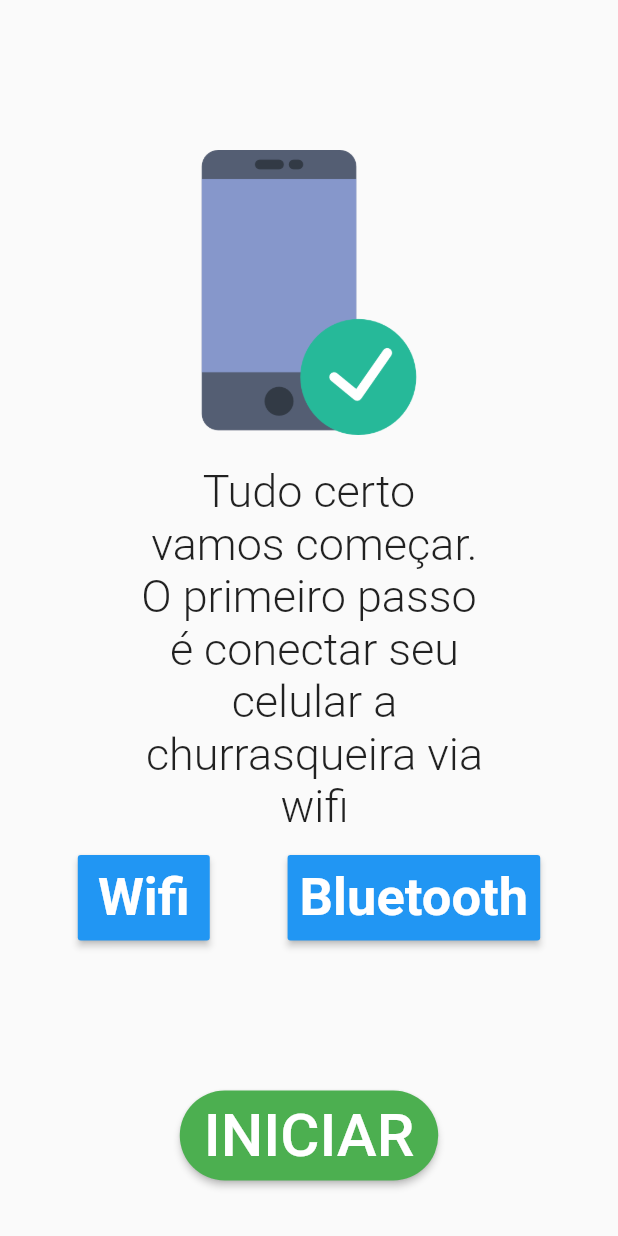
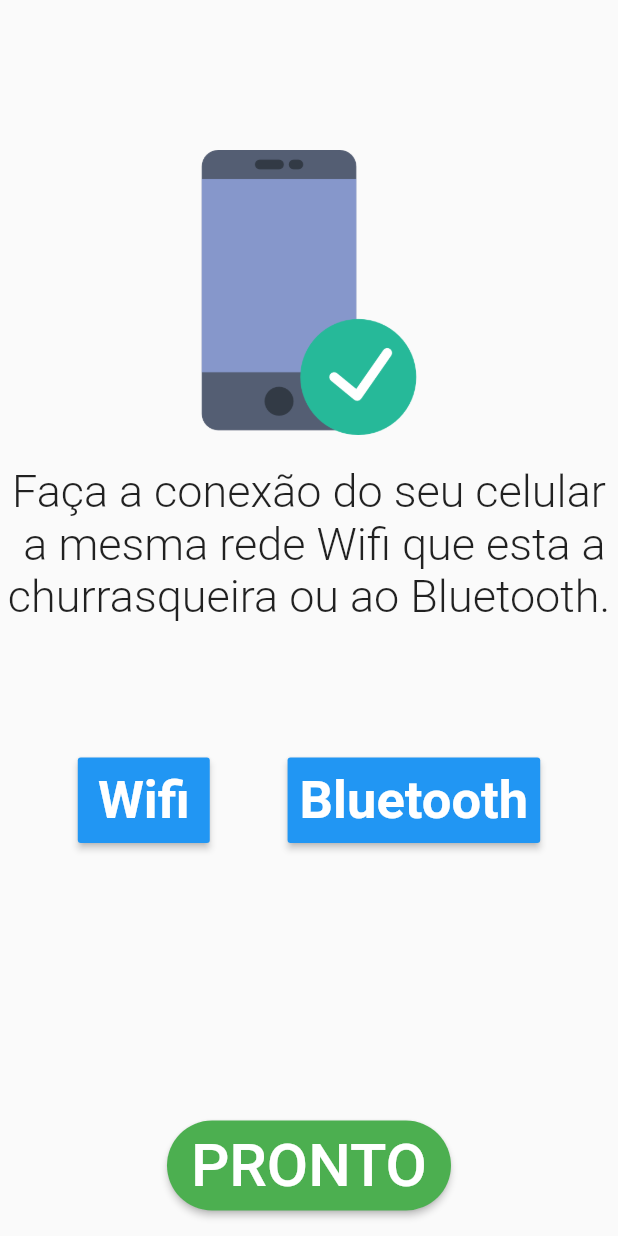
Before and after one commit to SmartMeat-UnB/smartmeat, a Flutter app: the TutorialWifi screen opened by its route, on a phone screen of 412 x 824 dp. Run offline on Flutter 3.47's test engine with Material 2 defaults, Android fonts, the phone set to English and light mode, and no system bars; our stand-ins replace image_cropper, image_picker, shared_preferences; missing offline and left inert: adhara_socket_io, system_setting; accounts and stored records are empty.

Commit message:
Modify text and button positions

```diff
--- a/lib/screens/tutorialWifi.dart
+++ b/lib/screens/tutorialWifi.dart
@@ -57,7 +57,7 @@ class _TutorialWifiState extends State<TutorialWifi> {
               mainAxisAlignment: MainAxisAlignment.center,
               crossAxisAlignment: CrossAxisAlignment.center,
               children: <Widget>[
-                Text("Tudo certo \n vamos começar.\nO primeiro passo\n é conectar seu\n celular a\n churrasqueira via\n wifi",
+                Text("Faça a conexão do seu celular\n a mesma rede Wifi que esta a \nchurrasqueira ou ao Bluetooth.",
                 style: TextStyle(fontSize: 30, fontWeight: FontWeight.w300 ),
                 textAlign: TextAlign.center,)
 
@@ -65,7 +65,7 @@ class _TutorialWifiState extends State<TutorialWifi> {
 
             ),
              SizedBox(
-                  height: 15,
+                  height: 90,
                 ),
             Row(
               mainAxisAlignment: MainAxisAlignment.spaceEvenly,
@@ -104,7 +104,7 @@ class _TutorialWifiState extends State<TutorialWifi> {
               ]
             ),
             SizedBox(
-              height: 100,
+              height: 185,
             ),
             Row(
               mainAxisAlignment: MainAxisAlignment.center,
@@ -114,7 +114,7 @@ class _TutorialWifiState extends State<TutorialWifi> {
                   minWidth: 100.0,
                   height: 60.0,
                     child:RaisedButton(
-                      child: Text('INICIAR',
+                      child: Text('PRONTO',
                                   style: TextStyle(
                                             fontSize: 40.0,
                                             color: Colors.white,
```
